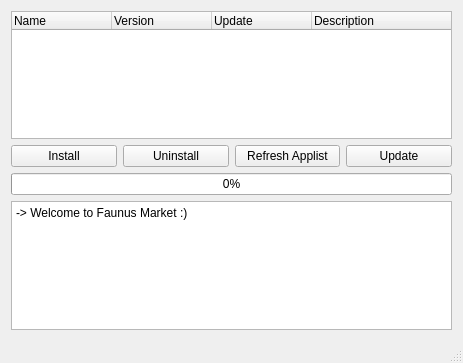
The window that src/mainwindow.ui (furkantokac/Faunus-Market) describes before a commit, drawn with Qt 5.
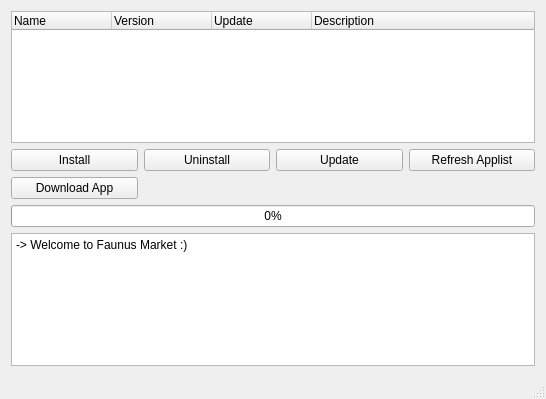
The same window after the commit.

Commit message:
[+] Works fine: -> Refresh applist button -> Download App button
[+] Working on:
-> Install button

[+] Will be working on:
-> Uninstall button
-> Update button

```diff
--- a/src/mainwindow.ui
+++ b/src/mainwindow.ui
@@ -6,8 +6,8 @@
    <rect>
     <x>0</x>
     <y>0</y>
-    <width>463</width>
-    <height>363</height>
+    <width>546</width>
+    <height>399</height>
    </rect>
   </property>
   <property name="windowTitle">
@@ -16,33 +16,12 @@
   <widget class="QWidget" name="centralWidget">
    <layout class="QGridLayout" name="gridLayout">
     <item row="3" column="0">
-     <widget class="QPushButton" name="btnInstall">
+     <widget class="QPushButton" name="btnInstallApp">
       <property name="text">
        <string>Install</string>
       </property>
      </widget>
     </item>
-    <item row="3" column="1">
-     <widget class="QPushButton" name="btnUninstall">
-      <property name="text">
-       <string>Uninstall</string>
-      </property>
-     </widget>
-    </item>
-    <item row="3" column="2">
-     <widget class="QPushButton" name="btnRefresh">
-      <property name="text">
-       <string>Refresh Applist</string>
-      </property>
-     </widget>
-    </item>
-    <item row="3" column="3">
-     <widget class="QPushButton" name="btnUpdate">
-      <property name="text">
-       <string>Update</string>
-      </property>
-     </widget>
-    </item>
     <item row="2" column="0" colspan="4">
      <widget class="QTreeWidget" name="treeWidgetApps">
       <column>
@@ -67,13 +46,6 @@
       </column>
      </widget>
     </item>
-    <item row="5" column="0" colspan="4">
-     <widget class="QProgressBar" name="progressBarDownload">
-      <property name="value">
-       <number>0</number>
-      </property>
-     </widget>
-    </item>
     <item row="6" column="0" colspan="4">
      <widget class="QTextEdit" name="textEditStatus">
       <property name="html">
@@ -85,6 +57,41 @@
       </property>
      </widget>
     </item>
+    <item row="5" column="0" colspan="4">
+     <widget class="QProgressBar" name="progressBarDownload">
+      <property name="value">
+       <number>0</number>
+      </property>
+     </widget>
+    </item>
+    <item row="3" column="2">
+     <widget class="QPushButton" name="btnUpdateApp">
+      <property name="text">
+       <string>Update</string>
+      </property>
+     </widget>
+    </item>
+    <item row="3" column="3">
+     <widget class="QPushButton" name="btnRefreshApplist">
+      <property name="text">
+       <string>Refresh Applist</string>
+      </property>
+     </widget>
+    </item>
+    <item row="3" column="1">
+     <widget class="QPushButton" name="btnUninstallApp">
+      <property name="text">
+       <string>Uninstall</string>
+      </property>
+     </widget>
+    </item>
+    <item row="4" column="0">
+     <widget class="QPushButton" name="btnDownloadApp">
+      <property name="text">
+       <string>Download App</string>
+      </property>
+     </widget>
+    </item>
    </layout>
   </widget>
   <widget class="QStatusBar" name="statusBar"/>
```
The commit also changes 10 other files.
